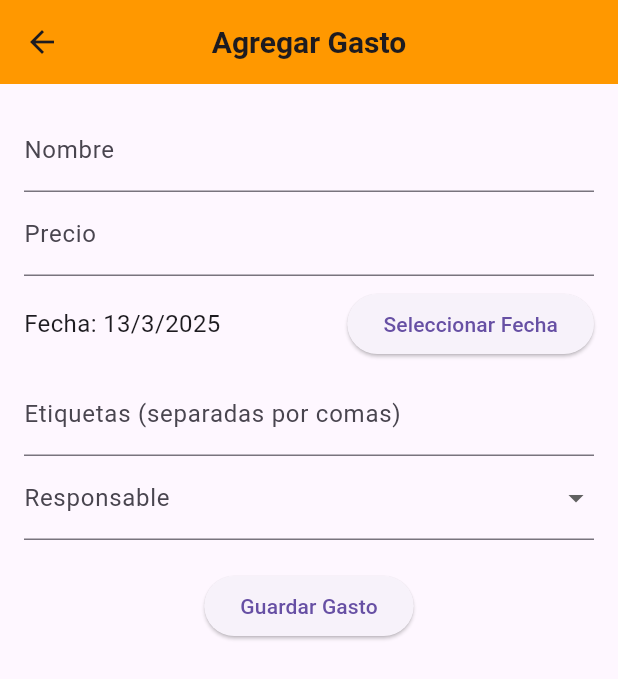
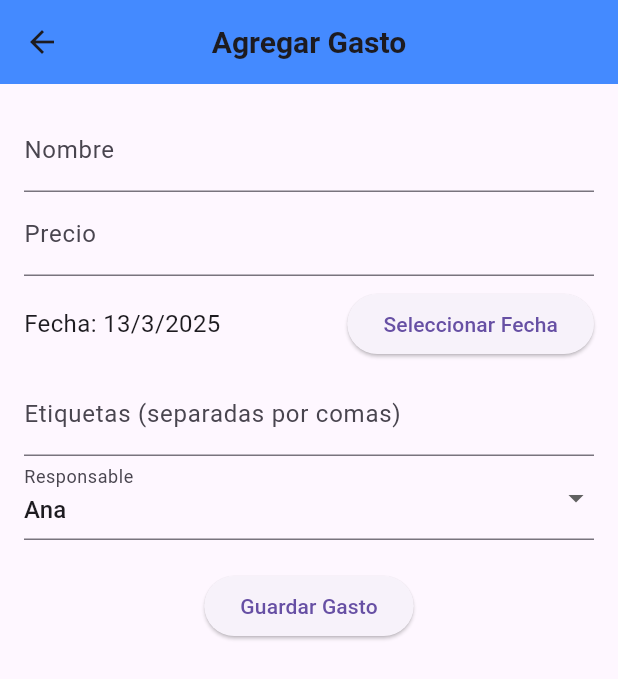
Before and after one commit to RodrigoAlejandroBP/Dividido, a Flutter app: the screen it shows after launch, after a tap on the "add" icon, on a phone screen of 412 x 824 dp. Shown: the top 679 px of the screen. Run offline on Flutter 3.47's test engine with Material 3 defaults, Android fonts, the phone set to English and light mode, and no system bars; our stand-ins replace fl_chart, flutter_slidable, font_awesome_flutter, hive; accounts and stored records are empty.

Commit message:
App funcionando

```diff
--- a/lib/main.dart
+++ b/lib/main.dart
@@ -7,6 +7,8 @@ import 'package:intl/date_symbol_data_local.dart';
 
 void main() async {
   WidgetsFlutterBinding.ensureInitialized();
+
+
   await initializeDateFormatting('es', null); // Inicializa datos de localización para intl
   runApp(
     MultiProvider(
@@ -26,7 +28,7 @@ class MyApp extends StatelessWidget {
     return MaterialApp(
       title: 'Gestor de Gastos',
       theme: ThemeData(
-        primarySwatch: Colors.orange,
+        primarySwatch: Colors.blue,
         cardTheme: CardTheme(
           elevation: 4,
           shape: RoundedRectangleBorder(borderRadius: BorderRadius.circular(12)),
@@ -38,7 +40,7 @@ class MyApp extends StatelessWidget {
         appBarTheme: const AppBarTheme(
           elevation: 0,
           centerTitle: true,
-          backgroundColor: Colors.orange,
+          backgroundColor: Colors.blueAccent,
         ),
       ),
       localizationsDelegates: const [
--- /dev/null
+++ b/lib/models/gasto_model.dart
@@ -0,0 +1,51 @@
+import 'package:hive/hive.dart';
+
+part 'gasto_model.g.dart';
+
+@HiveType(typeId: 0)
+class Gasto extends HiveObject {
+  @HiveField(0)
+  String? nombre;
+
+  @HiveField(1)
+  double precio;
+
+  @HiveField(2)
+  DateTime fecha;
+
+  @HiveField(3)
+  String? responsable;
+
+  @HiveField(4)
+  List<SubGasto>? subGastos;
+
+  Gasto({
+    this.nombre,
+    required this.precio,
+    required this.fecha,
+    this.responsable,
+    this.subGastos,
+  });
+}
+
+@HiveType(typeId: 1)
+class SubGasto extends HiveObject {
+  @HiveField(0)
+  String? descripcion;
+
+  @HiveField(1)
+  double precio;
+
+  @HiveField(2)
+  bool? esIndividual;
+
+  @HiveField(3)
+  String? responsable;
+
+  SubGasto({
+    this.descripcion,
+    required this.precio,
+    this.esIndividual,
+    this.responsable,
+  });
+}
--- a/lib/pages/agregar_detalle_page.dart
+++ b/lib/pages/agregar_detalle_page.dart
@@ -26,22 +26,24 @@ class _AgregarDetallePageState extends State<AgregarDetallePage> {
   final _formKey = GlobalKey<FormState>();
   late TextEditingController _nombreController;
   late TextEditingController _precioController;
-  late TextEditingController _etiquetasController; // Nuevo controlador para etiquetas
+  late TextEditingController _etiquetasController;
   String? responsable;
   String? _errorMensaje;
   int? _subGastoIndex;
   double? _montoDisponible;
-  DateTime? _fechaSeleccionada; // Nueva variable para la fecha
+  DateTime? _fechaSeleccionada;
+  bool _esIndividual = false; // Nuevo campo para subgastos
 
   @override
   void initState() {
     super.initState();
-    _nombreController = TextEditingController(text: widget.gastoExistente?['nombre'] ?? '');
+    _nombreController = TextEditingController(text: widget.gastoExistente?['nombre'] ?? widget.gastoExistente?['descripcion'] ?? '');
     _precioController = TextEditingController(text: widget.gastoExistente?['precio']?.toString() ?? '');
     _etiquetasController = TextEditingController(text: widget.gastoExistente?['etiquetas']?.join(', ') ?? '');
-    responsable = widget.gastoExistente?['responsable'];
+    responsable = widget.gastoExistente?['responsable'] ?? widget.responsables.firstOrNull;
     _subGastoIndex = widget.gastoExistente?['subGastoIndex'];
     _fechaSeleccionada = widget.gastoExistente?['fecha'] ?? DateTime.now();
+    _esIndividual = widget.gastoExistente?['esIndividual'] ?? false; // Inicializar para subgastos
     _calcularMontoDisponible();
   }
 
@@ -108,21 +110,27 @@ class _AgregarDetallePageState extends State<AgregarDetallePage> {
       Map<String, dynamic> nuevoGasto = {
         'nombre': _nombreController.text,
         'precio': precioIngresado,
-        'responsable': responsable ?? gastosProvider.gastos[widget.gastoIndex!]['responsable'],
-        'fecha': _fechaSeleccionada, // Guardar la fecha seleccionada
-        'etiquetas': _etiquetasController.text.split(',').map((e) => e.trim()).toList(), // Convertir texto a lista
+        'responsable': responsable!,
+        'fecha': _fechaSeleccionada,
+        'etiquetas': _etiquetasController.text.split(',').map((e) => e.trim()).where((e) => e.isNotEmpty).toList(),
       };
 
-      if (widget.esSubGasto && widget.gastoIndex != null) {
+      if (widget.esSubGasto) {
+        nuevoGasto['descripcion'] = _nombreController.text; // Usar 'descripcion' para subgastos
+        nuevoGasto['esIndividual'] = _esIndividual; // Agregar esIndividual para subgastos
+        if (widget.gastoIndex != null) {
           if (_subGastoIndex != null) {
             gastosProvider.editarSubGasto(widget.gastoIndex!, _subGastoIndex!, nuevoGasto);
           } else {
             gastosProvider.agregarSubGasto(widget.gastoIndex!, nuevoGasto);
           }
-      } else if (widget.gastoExistente != null && widget.gastoIndex != null) {
+        }
+      } else {
+        if (widget.gastoExistente != null && widget.gastoIndex != null) {
           gastosProvider.editarGasto(widget.gastoIndex!, nuevoGasto);
         } else {
           gastosProvider.agregarGasto(nuevoGasto);
+        }
       }
 
       Navigator.pop(context);
@@ -149,7 +157,7 @@ class _AgregarDetallePageState extends State<AgregarDetallePage> {
       appBar: AppBar(
         title: Text(
           widget.esSubGasto
-              ? 'Agregar Subgasto'
+              ? (_subGastoIndex != null ? 'Editar Subgasto' : 'Agregar Subgasto')
               : widget.gastoExistente != null
                   ? 'Editar Gasto'
                   : 'Agregar Gasto',
@@ -159,6 +167,7 @@ class _AgregarDetallePageState extends State<AgregarDetallePage> {
         padding: const EdgeInsets.all(16.0),
         child: Form(
           key: _formKey,
+          child: SingleChildScrollView(
             child: Column(
               children: [
                 if (widget.esSubGasto && _montoDisponible != null)
@@ -171,7 +180,7 @@ class _AgregarDetallePageState extends State<AgregarDetallePage> {
                   ),
                 TextFormField(
                   controller: _nombreController,
-                decoration: const InputDecoration(labelText: 'Nombre'),
+                  decoration: InputDecoration(labelText: widget.esSubGasto ? 'Descripción' : 'Nombre'),
                   validator: (value) => value!.isEmpty ? 'Campo obligatorio' : null,
                 ),
                 TextFormField(
@@ -216,10 +225,25 @@ class _AgregarDetallePageState extends State<AgregarDetallePage> {
                     }
                   },
                   decoration: const InputDecoration(labelText: 'Responsable'),
+                  validator: (value) => value == null ? 'Seleccione un responsable' : null,
+                ),
+                if (widget.esSubGasto) // Solo para subgastos
+                  SwitchListTile(
+                    title: const Text('Gasto Individual'),
+                    value: _esIndividual,
+                    onChanged: (value) {
+                      setState(() {
+                        _esIndividual = value;
+                      });
+                    },
                   ),
                 const SizedBox(height: 20),
-              ElevatedButton(onPressed: () => _validarYGuardar(context), child: Text(widget.esSubGasto ? 'Guardar Subgasto' : 'Guardar Gasto')),
+                ElevatedButton(
+                  onPressed: () => _validarYGuardar(context),
+                  child: Text(widget.esSubGasto ? 'Guardar Subgasto' : 'Guardar Gasto'),
+                ),
               ],
+            ),
           ),
         ),
       ),
@@ -247,16 +271,16 @@ class _AgregarDetallePageState extends State<AgregarDetallePage> {
                       decoration: const InputDecoration(labelText: 'Buscar o Crear Responsable', prefixIcon: Icon(Icons.search)),
                       onChanged: (query) {
                         setStateDialog(() {
-                          responsablesFiltrados =
-                              widget.responsables.where((responsable) => responsable.toLowerCase().contains(query.toLowerCase())).toList();
+                          responsablesFiltrados = widget.responsables
+                              .where((responsable) => responsable.toLowerCase().contains(query.toLowerCase()))
+                              .toList();
                         });
                       },
                     ),
                     const SizedBox(height: 10),
                     SizedBox(
                       height: 200,
-                      child:
-                          responsablesFiltrados.isNotEmpty
+                      child: responsablesFiltrados.isNotEmpty
                           ? ListView.builder(
                               itemCount: responsablesFiltrados.length,
                               itemBuilder: (context, index) {
@@ -281,19 +305,18 @@ class _AgregarDetallePageState extends State<AgregarDetallePage> {
                 TextButton(
                   onPressed: () {
                     if (controller.text.isNotEmpty && controller.text.length >= 2) {
-                      // Validación de longitud mínima
                       widget.onAgregarResponsable(controller.text);
                       setState(() {
                         responsable = controller.text;
                       });
                       Navigator.pop(context);
-                      Future.delayed(Duration(milliseconds: 100), () {
+                      Future.delayed(const Duration(milliseconds: 100), () {
                         setState(() {});
                       });
                     } else {
-                      ScaffoldMessenger.of(
-                        context,
-                      ).showSnackBar(const SnackBar(content: Text('El nombre del responsable debe tener al menos 2 caracteres')));
+                      ScaffoldMessenger.of(context).showSnackBar(
+                        const SnackBar(content: Text('El nombre del responsable debe tener al menos 2 caracteres')),
+                      );
                     }
                   },
                   child: const Text('Agregar y Asignar'),
--- a/lib/pages/home_page.dart
+++ b/lib/pages/home_page.dart
@@ -20,7 +20,6 @@ class _HomePageState extends State<HomePage> {
   @override
   void initState() {
     super.initState();
-    // Forzar reconstrucción después de que los datos base estén cargados
     WidgetsBinding.instance.addPostFrameCallback((_) {
       setState(() {});
       print('HomePage: Forzando reconstrucción inicial');
--- a/lib/providers/gastos_provider.dart
+++ b/lib/providers/gastos_provider.dart
@@ -6,77 +6,31 @@ class GastosProvider extends ChangeNotifier {
 
   GastosProvider() {
     _agregarDatosBase();
-    notifyListeners(); // Notifica después de cargar los datos base
+    notifyListeners();
+    print('GastosProvider: ${_gastos.length} gastos cargados al iniciar');
   }
 
   List<Map<String, dynamic>> get gastos => _gastos;
   List<String> get responsables => _responsables;
 
   void _agregarDatosBase() {
-    agregarGasto({
-      'precio': 1000.0,
-      'fecha': DateTime(2025, 2, 15),
-      'responsable': 'Ana',
-    });
-    agregarSubGasto(0, {
-      'precio': 600.0,
-      'responsable': 'Ana',
-      'descripcion': 'Comida',
-      'esIndividual': true,
-    });
-    agregarSubGasto(0, {
-      'precio': 400.0,
-      'responsable': 'Ana',
-      'descripcion': 'Transporte',
-      'esIndividual': true,
-    });
+    agregarGasto({'precio': 1000.0, 'fecha': DateTime(2025, 2, 15), 'responsable': 'Ana'});
+    agregarSubGasto(0, {'precio': 600.0, 'responsable': 'Ana', 'descripcion': 'Comida', 'esIndividual': true});
+    agregarSubGasto(0, {'precio': 400.0, 'responsable': 'Ana', 'descripcion': 'Transporte', 'esIndividual': true});
 
-    agregarGasto({
-      'precio': 500.0,
-      'fecha': DateTime(2025, 3, 10),
-      'responsable': 'Juan',
-    });
-    agregarSubGasto(1, {
-      'precio': 300.0,
-      'responsable': 'Juan',
-      'descripcion': 'Materiales',
-      'esIndividual': true,
-    });
-    agregarSubGasto(1, {
-      'precio': 200.0,
-      'responsable': 'Juan',
-      'descripcion': 'Otros',
-      'esIndividual': true,
-    });
+    agregarGasto({'precio': 500.0, 'fecha': DateTime(2025, 3, 10), 'responsable': 'Juan'});
+    agregarSubGasto(1, {'precio': 300.0, 'responsable': 'Juan', 'descripcion': 'Materiales', 'esIndividual': true});
+    agregarSubGasto(1, {'precio': 200.0, 'responsable': 'Juan', 'descripcion': 'Otros', 'esIndividual': true});
 
-    agregarGasto({
-      'precio': 1200.0,
-      'fecha': DateTime(2025, 4, 1),
-      'responsable': 'Ana',
-    });
-    agregarSubGasto(2, {
-      'precio': 600.0,
-      'responsable': 'Ana',
-      'descripcion': 'Alquiler',
-      'esIndividual': false,
-    });
-    agregarSubGasto(2, {
-      'precio': 300.0,
-      'responsable': 'Juan',
-      'descripcion': 'Servicios',
-      'esIndividual': false,
-    });
+    agregarGasto({'precio': 1200.0, 'fecha': DateTime(2025, 4, 1), 'responsable': 'Ana'});
+    agregarSubGasto(2, {'precio': 600.0, 'responsable': 'Ana', 'descripcion': 'Alquiler', 'esIndividual': false});
+    agregarSubGasto(2, {'precio': 300.0, 'responsable': 'Juan', 'descripcion': 'Servicios', 'esIndividual': false});
 
     _responsables.addAll(['Ana', 'Juan']);
   }
 
   void agregarGasto(Map<String, dynamic> gasto) {
-    _gastos.add({
-      ...gasto,
-      'subGastos': [],
-      'fecha': gasto['fecha'] ?? DateTime.now(),
-      'etiquetas': gasto['etiquetas'] ?? [],
-    });
+    _gastos.add({...gasto, 'subGastos': [], 'fecha': gasto['fecha'] ?? DateTime.now(), 'etiquetas': gasto['etiquetas'] ?? []});
     notifyListeners();
   }
 
@@ -96,10 +50,7 @@ class GastosProvider extends ChangeNotifier {
   }
 
   void agregarSubGasto(int gastoIndex, Map<String, dynamic> subGasto) {
-    _gastos[gastoIndex]['subGastos'].add({
-      ...subGasto,
-      'esIndividual': subGasto['esIndividual'] ?? false,
-    });
+    _gastos[gastoIndex]['subGastos'].add({...subGasto, 'esIndividual': subGasto['esIndividual'] ?? false});
     notifyListeners();
   }
 
```
Also changed, not shown: lib/pages/resumen_mensual_page.dart (+76 -14 lines), pubspec.yaml (+9 -0 lines), lib/models/gasto_model.g.dart (added), pubspec.lock. Lines whose indentation alone changed are shown as unchanged.
